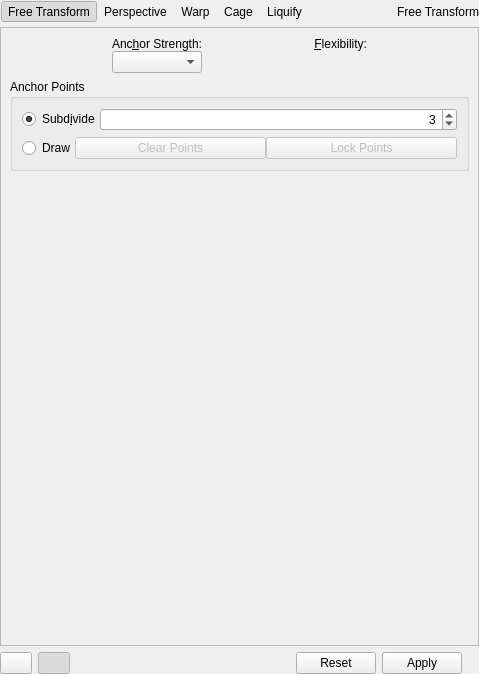
This is plugins/tools/tool_transform2/wdg_tool_transform.ui in KDE/krita as Qt 5 draws it before an edit. The edited form follows.
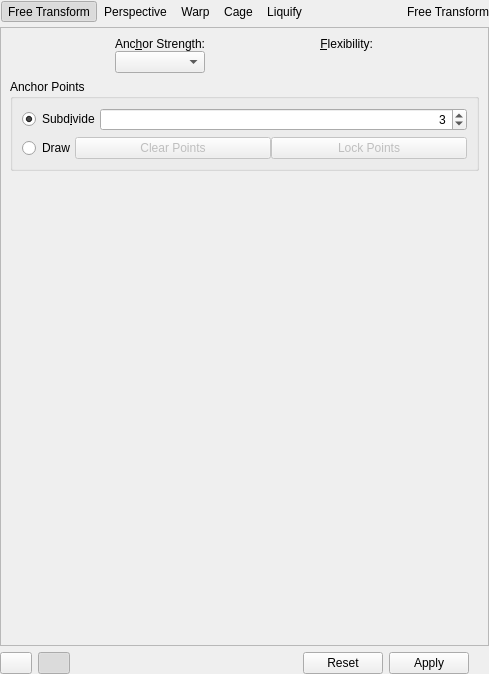
This is the edited form. The open tabs and pages were chosen to show the change. Custom widgets are drawn as their Qt base class.

What changed in the file:
```diff
--- a/plugins/tools/tool_transform2/wdg_tool_transform.ui
+++ b/plugins/tools/tool_transform2/wdg_tool_transform.ui
@@ -6,7 +6,7 @@
    <rect>
     <x>0</x>
     <y>0</y>
-    <width>479</width>
+    <width>489</width>
     <height>674</height>
    </rect>
   </property>
@@ -1535,7 +1535,10 @@
                <set>Qt::AlignRight|Qt::AlignTrailing|Qt::AlignVCenter</set>
               </property>
               <property name="minimum">
-               <number>0</number>
+               <number>2</number>
+              </property>
+              <property name="maximum">
+               <number>30</number>
               </property>
               <property name="value">
                <number>3</number>
```
Left out of the diff: 4 changed lines with no effect on the pictures.
